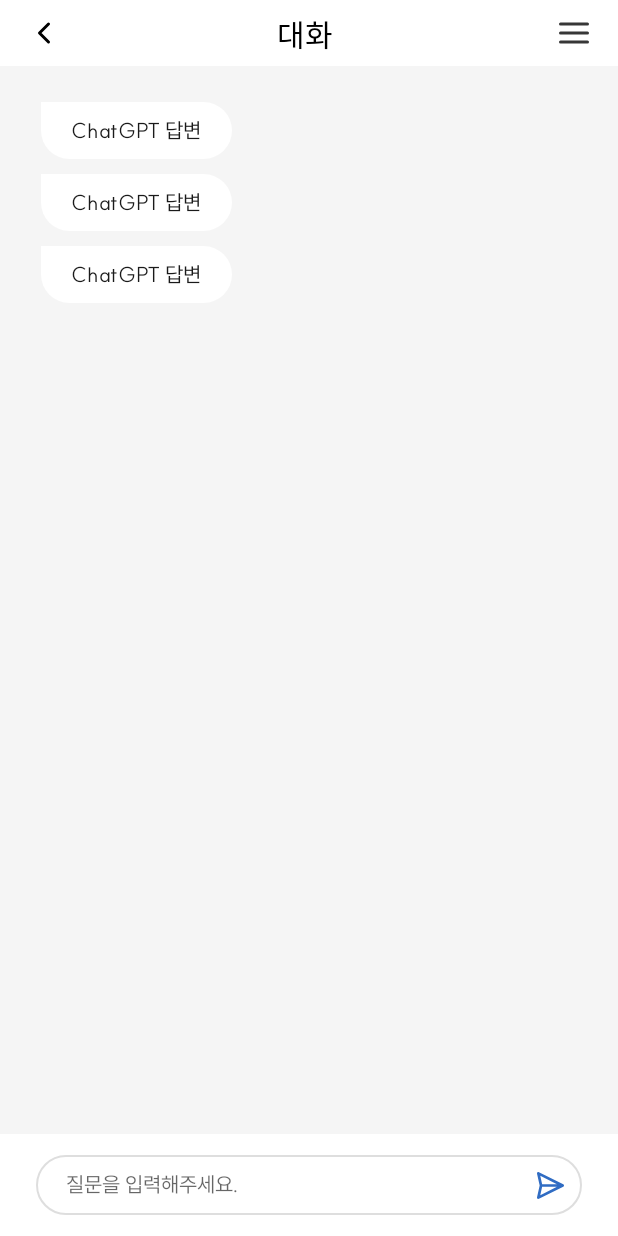
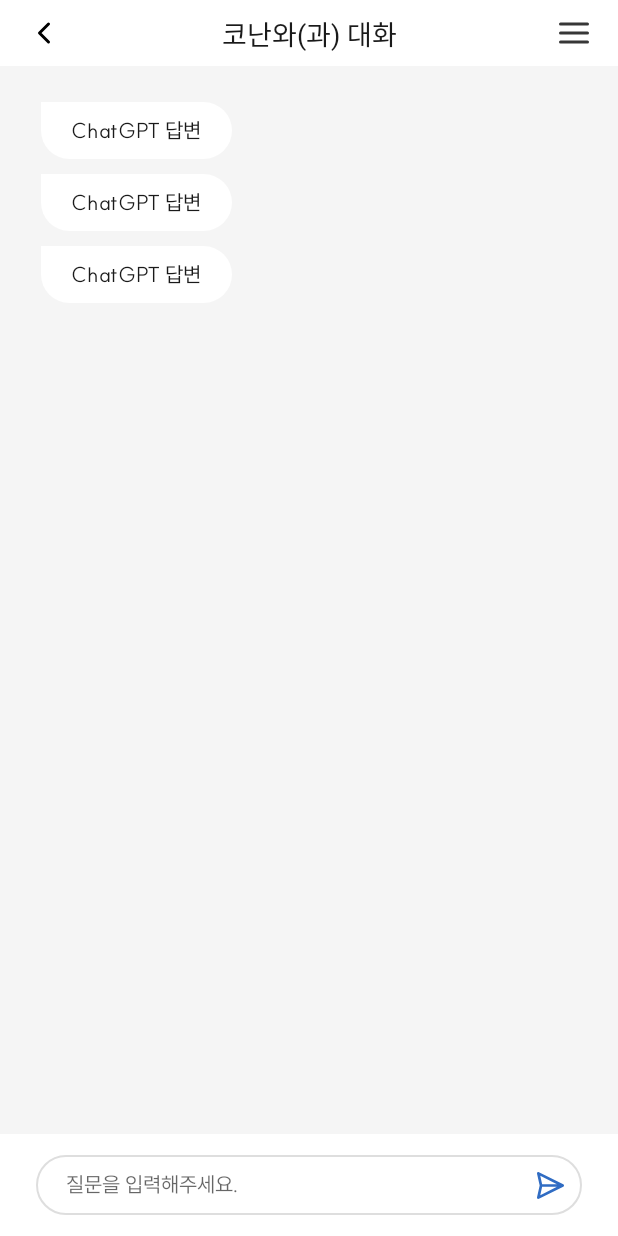
Before and after one commit to Conan-Capstone-design/Android, an Android app: the layout activity_chat.xml on its own in the app's theme, with its tools: preview values and no code run, on a phone screen of 412 x 824 dp. Run offline under Robolectric (Android 15) with nearby library versions, the phone set to English and light mode, and no system bars.

Commit message:
add: 캐릭터 챗(지피티 연동 화면) 제작 완 #1

```diff
--- a/app/src/main/AndroidManifest.xml
+++ b/app/src/main/AndroidManifest.xml
@@ -42,6 +42,9 @@
         <activity
             android:name=".AgreeServiceActivity"
             android:exported="false" />
+        <activity
+            android:name=".CharacterChatActivity"
+            android:exported="false" />
     </application>
 
 </manifest>
--- a/app/src/main/res/drawable/shape_mychat.xml
+++ b/app/src/main/res/drawable/shape_mychat.xml
@@ -1,7 +1,7 @@
 <?xml version="1.0" encoding="utf-8"?>
 <shape xmlns:android="http://schemas.android.com/apk/res/android"
     android:shape="rectangle">
-    <solid android:color="@color/conan01"/>
+    <solid android:color="@color/conan"/>
     <corners android:bottomRightRadius="20dp"
         android:bottomLeftRadius="20dp"
         android:topLeftRadius="20dp"
--- a/app/src/main/res/layout/activity_chat.xml
+++ b/app/src/main/res/layout/activity_chat.xml
@@ -24,21 +24,43 @@
             app:layout_constraintTop_toTopOf="parent"
             app:layout_constraintBottom_toBottomOf="parent" />
 
-        <TextView
-            android:id="@+id/chat_title_tv"
-            android:layout_width="match_parent"
+        <androidx.constraintlayout.widget.ConstraintLayout
+            android:id="@+id/chat_layout"
+            android:layout_width="wrap_content"
             android:layout_height="wrap_content"
-            android:text="대화"
-            android:textSize="20sp"
-            android:textColor="@color/black"
-            android:gravity="center"
-            android:fontFamily="@font/suit_medium"
-            android:layout_marginStart="45dp"
-            android:layout_marginEnd="50dp"
+            app:layout_constraintBottom_toBottomOf="parent"
+            app:layout_constraintEnd_toEndOf="parent"
             app:layout_constraintStart_toStartOf="parent"
-            app:layout_constraintEnd_toEndOf="parent"
-            app:layout_constraintTop_toTopOf="parent"
-            app:layout_constraintBottom_toBottomOf="parent" />
+            app:layout_constraintTop_toTopOf="parent">
+
+            <TextView
+                android:id="@+id/chat_title_tv"
+                android:layout_width="wrap_content"
+                android:layout_height="wrap_content"
+                android:fontFamily="@font/suit_medium"
+                android:gravity="center"
+                android:text="와(과) 대화"
+                android:textColor="@color/Gray900"
+                android:textSize="18dp"
+                app:layout_constraintBottom_toBottomOf="parent"
+                app:layout_constraintEnd_toEndOf="parent"
+                app:layout_constraintTop_toTopOf="parent" />
+
+            <TextView
+                android:id="@+id/chat_character"
+                android:layout_width="wrap_content"
+                android:layout_height="wrap_content"
+                android:fontFamily="@font/suit_medium"
+                android:gravity="center"
+                android:text="코난"
+                android:textColor="@color/Gray900"
+                android:textSize="18dp"
+                app:layout_constraintBottom_toBottomOf="parent"
+                app:layout_constraintEnd_toStartOf="@id/chat_title_tv"
+                app:layout_constraintStart_toStartOf="parent"
+                app:layout_constraintTop_toTopOf="parent" />
+
+        </androidx.constraintlayout.widget.ConstraintLayout>
 
         <ImageButton
             android:id="@+id/chat_chatlist_btn"
--- a/app/src/main/res/layout/item_aimessage.xml
+++ b/app/src/main/res/layout/item_aimessage.xml
@@ -8,6 +8,7 @@
         android:layout_width="wrap_content"
         android:layout_height="wrap_content"
         android:background="@drawable/shape_chatbotchat"
+        android:maxWidth="283dp"
         android:paddingVertical="10dp"
         android:paddingHorizontal="20dp"
         android:layout_marginTop="10dp"
--- a/app/src/main/res/layout/item_usermessage.xml
+++ b/app/src/main/res/layout/item_usermessage.xml
@@ -8,6 +8,7 @@
         android:layout_width="wrap_content"
         android:layout_height="wrap_content"
         android:background="@drawable/shape_mychat"
+        android:maxWidth="283dp"
         android:paddingVertical="10dp"
         android:paddingHorizontal="20dp"
         android:layout_marginTop="10dp"
```
Also changed, not shown: app/src/main/java/com/example/android/CharacterChatActivity.kt (+29 -3 lines), app/src/main/java/com/example/android/FragmentChat.kt (+12 -0 lines), app/src/main/java/com/example/android/MessageAdapter.kt (added, +87 -0 lines).
